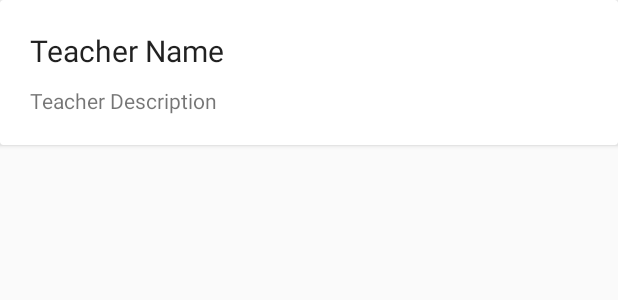
After one commit to bradleyramunas/DACHSCheck, an Android app: the layout teacher_select_card.xml on its own in the app's theme, with its tools: preview values and no code run, on a phone screen of 412 x 824 dp. The commit adds this screen. Shown: the top 300 px of the screen. Run offline under Robolectric (Android 15) with nearby library versions, the phone set to English and light mode, and no system bars.

Commit message:
Beautified ListView, custom adapter

```diff
--- a/app/src/main/res/layout/content_main.xml
+++ b/app/src/main/res/layout/content_main.xml
@@ -11,7 +11,8 @@
     android:paddingTop="@dimen/activity_vertical_margin"
     app:layout_behavior="@string/appbar_scrolling_view_behavior"
     tools:context="com.bradleyramunas.dachscheck.MainActivity"
-    tools:showIn="@layout/activity_main">
+    tools:showIn="@layout/activity_main"
+    android:background="@color/background">
 
     <android.support.design.widget.FloatingActionButton
         android:layout_width="wrap_content"
--- /dev/null
+++ b/app/src/main/res/layout/teacher_select_card.xml
@@ -0,0 +1,28 @@
+<?xml version="1.0" encoding="utf-8"?>
+<android.support.v7.widget.CardView xmlns:android="http://schemas.android.com/apk/res/android"
+    xmlns:app="http://schemas.android.com/apk/res-auto"
+    android:layout_width="match_parent" android:layout_height="wrap_content"
+    app:contentPadding="20dp"
+    android:layout_marginBottom="20dp">
+
+    <LinearLayout
+        android:orientation="vertical"
+        android:layout_width="match_parent"
+        android:layout_height="match_parent">
+
+        <TextView
+            android:text="Teacher Name"
+            android:layout_width="match_parent"
+            android:layout_height="wrap_content"
+            android:id="@+id/teacherName"
+            android:textAppearance="@style/TextAppearance.AppCompat.Body1"
+            android:textSize="20sp"
+            android:layout_marginBottom="10dp"/>
+
+        <TextView
+            android:text="Teacher Description"
+            android:layout_width="match_parent"
+            android:layout_height="wrap_content"
+            android:id="@+id/teacherDescription" />
+    </LinearLayout>
+</android.support.v7.widget.CardView>
--- a/app/src/main/res/values/colors.xml
+++ b/app/src/main/res/values/colors.xml
@@ -3,4 +3,5 @@
     <color name="colorPrimary">#3F51B5</color>
     <color name="colorPrimaryDark">#303F9F</color>
     <color name="colorAccent">#FF4081</color>
+    <color name="background">#E0E0E0</color>
 </resources>
```
Also changed, not shown: app/src/main/java/com/bradleyramunas/dachscheck/Adapters/TeacherAdapter.java (added, +58 -0 lines), app/src/main/java/com/bradleyramunas/dachscheck/TeacherSelectActivity.java (+6 -2 lines), app/src/main/res/drawable/ic_search_white_24dp.xml (added, +9 -0 lines), app/src/main/res/layout/activity_teacher_select.xml (+5 -4 lines), app/src/main/res/layout/activity_teacher_select_item_1.xml (deleted, +0 -7 lines), app/src/main/res/menu/menu_add_teacher.xml (+7 -0 lines).
